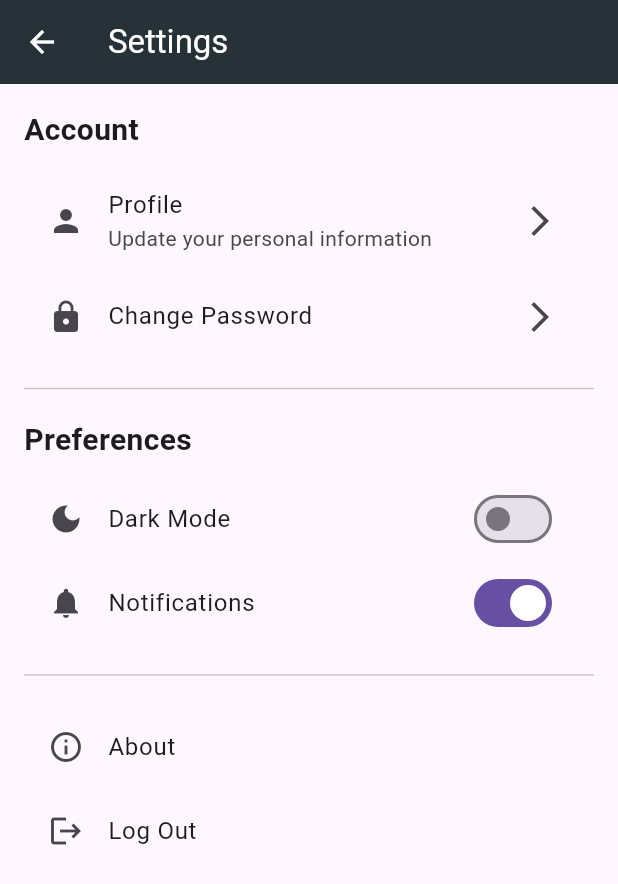
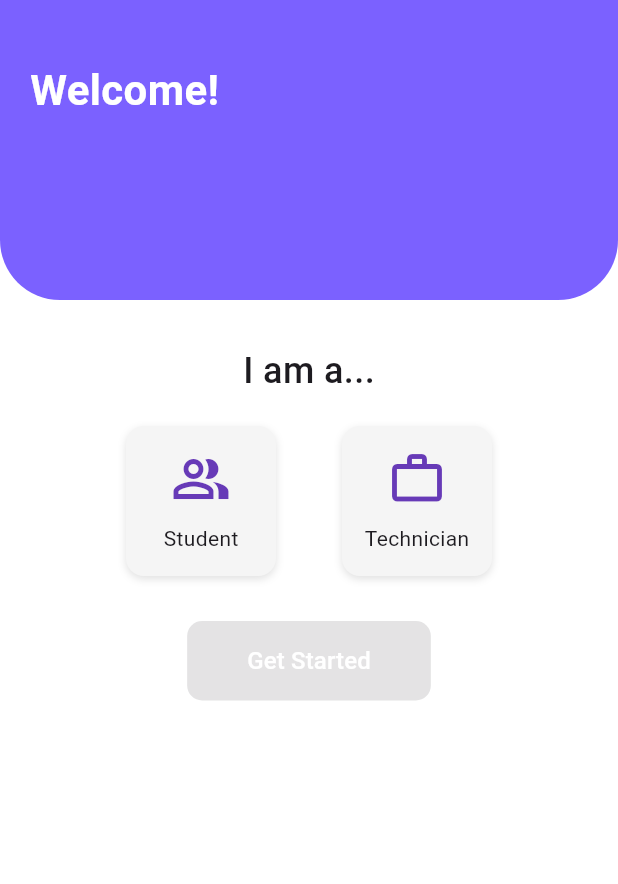
Before and after one commit to Dalmanski/flutter_application_1, a Flutter app: the SettingsPage screen opened directly, after a tap on "Log Out", on a phone screen of 412 x 824 dp. Shown: the top 884 px of the screen. Run offline on Flutter 3.47's test engine with Material 3 defaults, Android fonts, the phone set to English and light mode, and no system bars; our stand-ins replace cloud_firestore, firebase_core, js, qr_flutter; missing offline and left inert: dart:html, dart:js_util; accounts and stored records are empty; network calls fail.

Commit message:
modified:   lib/home.dart 	modified:   lib/main.dart 	modified:   lib/register_pc.dart 	modified:   lib/settings.dart 	new file:   lib/welcome_page.dart

```diff
--- a/lib/register_pc.dart
+++ b/lib/register_pc.dart
@@ -1,7 +1,7 @@
 import 'package:flutter/material.dart';
 import 'package:cloud_firestore/cloud_firestore.dart';
 import 'package:intl/intl.dart';
-import 'package:qr_flutter/qr_flutter.dart'; // 🛑 Add qr_flutter to pubspec.yaml
+import 'package:qr_flutter/qr_flutter.dart';
 
 class CreatePCPage extends StatefulWidget {
   const CreatePCPage({super.key});
--- a/lib/settings.dart
+++ b/lib/settings.dart
@@ -1,70 +1,176 @@
 import 'package:flutter/material.dart';
+import 'welcome_page.dart';
 
-class SettingsPage extends StatelessWidget {
+class SettingsPage extends StatefulWidget {
   const SettingsPage({super.key});
+
+  @override
+  State<SettingsPage> createState() => _SettingsPageState();
+}
+
+class _SettingsPageState extends State<SettingsPage> {
+  bool isDarkMode = false;
 
   @override
   Widget build(BuildContext context) {
     return Scaffold(
-      appBar: AppBar(
-        title: const Text('Settings'),
-        backgroundColor: Colors.blueGrey[900],
-        foregroundColor: Colors.white,
-      ),
-      body: ListView(
-        padding: const EdgeInsets.all(16),
-        children: [
-          const Text(
-            'Account',
-            style: TextStyle(fontSize: 20, fontWeight: FontWeight.bold),
-          ),
-          const SizedBox(height: 10),
-          ListTile(
-            leading: const Icon(Icons.person),
-            title: const Text('Profile'),
-            subtitle: const Text('Update your personal information'),
-            trailing: const Icon(Icons.arrow_forward_ios),
-            onTap: () {},
-          ),
-          ListTile(
-            leading: const Icon(Icons.lock),
-            title: const Text('Change Password'),
-            trailing: const Icon(Icons.arrow_forward_ios),
-            onTap: () {},
-          ),
-          const Divider(height: 40),
-          const Text(
-            'Preferences',
-            style: TextStyle(fontSize: 20, fontWeight: FontWeight.bold),
-          ),
-          const SizedBox(height: 10),
-          SwitchListTile(
-            title: const Text('Dark Mode'),
-            value: false,
-            onChanged: (bool value) {},
-            secondary: const Icon(Icons.dark_mode),
-          ),
-          SwitchListTile(
-            title: const Text('Notifications'),
-            value: true,
-            onChanged: (bool value) {},
-            secondary: const Icon(Icons.notifications),
-          ),
-          const Divider(height: 40),
-          ListTile(
-            leading: const Icon(Icons.info_outline),
-            title: const Text('About'),
-            onTap: () {},
-          ),
-          ListTile(
-            leading: const Icon(Icons.logout),
-            title: const Text('Log Out'),
-            onTap: () {
-              // Handle logout
-            },
-          ),
-        ],
+      backgroundColor: const Color(0xFFECE6FC),
+      body: SafeArea(
+        child: Column(
+          children: [
+            Container(
+              padding: const EdgeInsets.symmetric(horizontal: 20, vertical: 25),
+              decoration: const BoxDecoration(
+                color: Color(0xFF7B61FF),
+                borderRadius: BorderRadius.vertical(
+                  bottom: Radius.circular(30),
+                ),
+              ),
+              child: Row(
+                children: const [
+                  Icon(Icons.settings, color: Colors.white, size: 28),
+                  SizedBox(width: 10),
+                  Text(
+                    "Settings",
+                    style: TextStyle(
+                      fontSize: 24,
+                      color: Colors.white,
+                      fontWeight: FontWeight.bold,
+                    ),
+                  ),
+                ],
+              ),
+            ),
+
+            const SizedBox(height: 20),
+
+            // User Role Card
+            Padding(
+              padding: const EdgeInsets.symmetric(horizontal: 20),
+              child: Container(
+                decoration: BoxDecoration(
+                  color: const Color(0xFF7B61FF),
+                  borderRadius: BorderRadius.circular(16),
+                ),
+                padding: const EdgeInsets.symmetric(
+                  horizontal: 16,
+                  vertical: 18,
+                ),
+                child: Row(
+                  children: const [
+                    Icon(Icons.person, color: Colors.white, size: 30),
+                    SizedBox(width: 12),
+                    Expanded(
+                      child: Text(
+                        "Student",
+                        style: TextStyle(
+                          color: Colors.white,
+                          fontSize: 18,
+                          fontWeight: FontWeight.w600,
+                        ),
+                      ),
+                    ),
+                    Icon(
+                      Icons.arrow_forward_ios,
+                      color: Colors.white,
+                      size: 16,
+                    ),
+                  ],
+                ),
+              ),
+            ),
+
+            const SizedBox(height: 20),
+
+            // Settings Cards
+            Expanded(
+              child: ListView(
+                padding: const EdgeInsets.symmetric(horizontal: 20),
+                children: [
+                  _buildSettingsCard([
+                    _buildListTile(Icons.school, "Student", onTap: () {}),
+                    _buildListTile(
+                      Icons.display_settings,
+                      "Display",
+                      onTap: () {},
+                    ),
+                    _buildSwitchTile(Icons.dark_mode, "Dark Mode", isDarkMode, (
+                      val,
+                    ) {
+                      setState(() {
+                        isDarkMode = val;
+                      });
+                    }),
+                  ]),
+                  const SizedBox(height: 16),
+                  _buildSettingsCard([
+                    _buildListTile(Icons.help_outline, "FAQ", onTap: () {}),
+                    _buildListTile(
+                      Icons.mail_outline,
+                      "Contact Us",
+                      onTap: () {},
+                    ),
+                  ]),
+                  const SizedBox(height: 16),
+                  _buildSettingsCard([
+                    _buildListTile(
+                      Icons.logout,
+                      "Log Out",
+                      onTap: () {
+                        Navigator.pushAndRemoveUntil(
+                          context,
+                          MaterialPageRoute(
+                            builder: (_) => const WelcomePage(),
+                          ),
+                          (route) => false,
+                        );
+                      },
+                    ),
+                  ]),
+                  const SizedBox(height: 20),
+                ],
+              ),
+            ),
+          ],
+        ),
       ),
     );
   }
+
+  Widget _buildSettingsCard(List<Widget> children) {
+    return Container(
+      decoration: BoxDecoration(
+        color: Colors.white,
+        borderRadius: BorderRadius.circular(20),
+        boxShadow: const [
+          BoxShadow(color: Colors.black12, blurRadius: 6, offset: Offset(0, 2)),
+        ],
+      ),
+      child: Column(children: children),
+    );
+  }
+
+  Widget _buildListTile(IconData icon, String title, {VoidCallback? onTap}) {
+    return ListTile(
+      leading: Icon(icon, color: const Color(0xFF7B61FF)),
+      title: Text(title),
+      trailing: const Icon(Icons.arrow_forward_ios, size: 16),
+      onTap: onTap,
+    );
+  }
+
+  Widget _buildSwitchTile(
+    IconData icon,
+    String title,
+    bool value,
+    ValueChanged<bool> onChanged,
+  ) {
+    return SwitchListTile(
+      secondary: Icon(icon, color: const Color(0xFF7B61FF)),
+      title: Text(title),
+      value: value,
+      onChanged: onChanged,
+      activeColor: const Color(0xFF7B61FF),
+    );
+  }
 }
--- /dev/null
+++ b/lib/welcome_page.dart
@@ -0,0 +1,409 @@
+import 'package:flutter/material.dart';
+import 'package:cloud_firestore/cloud_firestore.dart';
+import 'package:firebase_core/firebase_core.dart';
+import 'main.dart';
+
+void main() async {
+  WidgetsFlutterBinding.ensureInitialized();
+  await Firebase.initializeApp();
+  runApp(const MyApp());
+}
+
+class MyApp extends StatelessWidget {
+  const MyApp({super.key});
+  @override
+  Widget build(BuildContext context) {
+    return MaterialApp(
+      title: 'Role Selection Demo',
+      debugShowCheckedModeBanner: false,
+      home: const WelcomePage(),
+    );
+  }
+}
+
+class WelcomePage extends StatefulWidget {
+  const WelcomePage({super.key});
+
+  @override
+  State<WelcomePage> createState() => _WelcomePageState();
+}
+
+class _WelcomePageState extends State<WelcomePage> {
+  String? selectedRole;
+
+  void _handleGetStarted() {
+    if (selectedRole == "Student") {
+      showDialog(
+        context: context,
+        builder: (_) => const StudentConfirmationDialog(),
+      );
+    } else if (selectedRole == "Technician") {
+      Navigator.push(
+        context,
+        MaterialPageRoute(builder: (_) => const TechnicianLoginPage()),
+      );
+    }
+  }
+
+  @override
+  Widget build(BuildContext context) {
+    return Scaffold(
+      backgroundColor: Colors.white,
+      body: Column(
+        children: [
+          Container(
+            width: double.infinity,
+            height: 200,
+            decoration: const BoxDecoration(
+              color: Color(0xFF7B61FF),
+              borderRadius: BorderRadius.only(
+                bottomLeft: Radius.circular(40),
+                bottomRight: Radius.circular(40),
+              ),
+            ),
+            child: const SafeArea(
+              child: Padding(
+                padding: EdgeInsets.only(left: 20, top: 40),
+                child: Text(
+                  'Welcome!',
+                  style: TextStyle(
+                    fontSize: 28,
+                    color: Colors.white,
+                    fontWeight: FontWeight.bold,
+                  ),
+                ),
+              ),
+            ),
+          ),
+          const SizedBox(height: 30),
+          const Text(
+            "I am a...",
+            style: TextStyle(fontSize: 24, fontWeight: FontWeight.w500),
+          ),
+          const SizedBox(height: 20),
+          Padding(
+            padding: const EdgeInsets.symmetric(horizontal: 40),
+            child: Row(
+              mainAxisAlignment: MainAxisAlignment.spaceEvenly,
+              children: [
+                _buildRoleCard("Student", Icons.people_alt_outlined),
+                _buildRoleCard("Technician", Icons.work_outline),
+              ],
+            ),
+          ),
+          const SizedBox(height: 30),
+          ElevatedButton(
+            onPressed: selectedRole != null ? _handleGetStarted : null,
+            style: ElevatedButton.styleFrom(
+              backgroundColor: Colors.green,
+              padding: const EdgeInsets.symmetric(horizontal: 40, vertical: 15),
+              shape: RoundedRectangleBorder(
+                borderRadius: BorderRadius.circular(10),
+              ),
+            ),
+            child: const Text(
+              'Get Started',
+              style: TextStyle(fontSize: 16, color: Colors.white),
+            ),
+          ),
+        ],
+      ),
+    );
+  }
+
+  Widget _buildRoleCard(String role, IconData icon) {
+    final isSelected = selectedRole == role;
+    return GestureDetector(
+      onTap: () {
+        setState(() {
+          selectedRole = role;
+        });
+      },
+      child: Container(
+        width: 100,
+        height: 100,
+        decoration: BoxDecoration(
+          color: isSelected ? Colors.deepPurple[100] : Colors.grey[100],
+          borderRadius: BorderRadius.circular(12),
+          boxShadow: const [
+            BoxShadow(
+              color: Colors.black12,
+              blurRadius: 4,
+              offset: Offset(0, 2),
+            ),
+          ],
+        ),
+        child: Column(
+          mainAxisAlignment: MainAxisAlignment.center,
+          children: [
+            Icon(icon, size: 40, color: Colors.deepPurple),
+            const SizedBox(height: 10),
+            Text(role),
+          ],
+        ),
+      ),
+    );
+  }
+}
+
+class StudentConfirmationDialog extends StatelessWidget {
+  const StudentConfirmationDialog({super.key});
+
+  @override
+  Widget build(BuildContext context) {
+    return AlertDialog(
+      backgroundColor: Colors.white,
+      shape: RoundedRectangleBorder(borderRadius: BorderRadius.circular(16)),
+      content: Column(
+        mainAxisSize: MainAxisSize.min,
+        children: [
+          const Icon(Icons.warning_amber_rounded, size: 48, color: Colors.red),
+          const SizedBox(height: 10),
+          const Text(
+            "Are you sure?",
+            style: TextStyle(fontSize: 20, fontWeight: FontWeight.bold),
+          ),
+          const SizedBox(height: 10),
+          const Text(
+            "You will not be able to change your role later",
+            textAlign: TextAlign.center,
+          ),
+          const SizedBox(height: 20),
+          Row(
+            mainAxisAlignment: MainAxisAlignment.spaceEvenly,
+            children: [
+              ElevatedButton(
+                onPressed: () {
+                  Navigator.pushReplacement(
+                    context,
+                    MaterialPageRoute(
+                      builder: (context) => const SchoolComputerTrackingApp(),
+                    ),
+                  );
+                },
+                style: ElevatedButton.styleFrom(
+                  backgroundColor: Colors.green,
+                  padding: const EdgeInsets.symmetric(horizontal: 16),
+                ),
+                child: const Text(
+                  "Yes, Proceed",
+                  style: TextStyle(color: Colors.white),
+                ),
+              ),
+              ElevatedButton(
+                onPressed: () => Navigator.pop(context),
+                style: ElevatedButton.styleFrom(
+                  backgroundColor: Colors.red,
+                  padding: const EdgeInsets.symmetric(horizontal: 16),
+                ),
+                child: const Text(
+                  "No, Go Back",
+                  style: TextStyle(color: Colors.white),
+                ),
+              ),
+            ],
+          ),
+        ],
+      ),
+    );
+  }
+}
+
+// -------------------- Technician Login Page --------------------
+
+class TechnicianLoginPage extends StatefulWidget {
+  const TechnicianLoginPage({super.key});
+
+  @override
+  State<TechnicianLoginPage> createState() => _TechnicianLoginPageState();
+}
+
+class _TechnicianLoginPageState extends State<TechnicianLoginPage> {
+  final TextEditingController _usernameController = TextEditingController();
+  final TextEditingController _passwordController = TextEditingController();
+  bool _isLoading = false;
+
+  Future<void> _attemptLogin() async {
+    final username = _usernameController.text.trim();
+    final password = _passwordController.text.trim();
+
+    if (username.isEmpty || password.isEmpty) {
+      ScaffoldMessenger.of(context).showSnackBar(
+        const SnackBar(content: Text("Please fill in both fields")),
+      );
+      return;
+    }
+
+    setState(() => _isLoading = true);
+
+    try {
+      final query = await FirebaseFirestore.instance.collection('users').get();
+      final match =
+          query.docs.where((doc) {
+            final data = doc.data();
+            return data['username'] == username &&
+                data['password'] == password &&
+                data['role'] == "technician";
+          }).toList();
+
+      if (match.isNotEmpty) {
+        ScaffoldMessenger.of(
+          context,
+        ).showSnackBar(const SnackBar(content: Text("Login successful")));
+        Navigator.pushReplacement(
+          context,
+          MaterialPageRoute(builder: (_) => const SchoolComputerTrackingApp()),
+        );
+      } else {
+        ScaffoldMessenger.of(
+          context,
+        ).showSnackBar(const SnackBar(content: Text("Invalid credentials")));
+      }
+    } catch (e) {
+      ScaffoldMessenger.of(
+        context,
+      ).showSnackBar(SnackBar(content: Text("Login failed: $e")));
+    } finally {
+      setState(() => _isLoading = false);
+    }
+  }
+
+  @override
+  Widget build(BuildContext context) {
+    return Scaffold(
+      body: Container(
+        decoration: const BoxDecoration(
+          gradient: LinearGradient(
+            colors: [Color(0xFF7B61FF), Color(0xFFBBA9FF)],
+            begin: Alignment.topCenter,
+            end: Alignment.bottomCenter,
+          ),
+        ),
+        child: SafeArea(
+          child: Column(
+            children: [
+              const SizedBox(height: 30),
+              const Text(
+                "Welcome!",
+                style: TextStyle(
+                  fontSize: 28,
+                  color: Colors.white,
+                  fontWeight: FontWeight.bold,
+                ),
+              ),
+              const SizedBox(height: 30),
+              Expanded(
+                child: Center(
+                  child: Container(
+                    margin: const EdgeInsets.symmetric(horizontal: 20),
+                    padding: const EdgeInsets.all(20),
+                    decoration: BoxDecoration(
+                      color: Colors.white.withOpacity(0.2),
+                      borderRadius: BorderRadius.circular(20),
+                    ),
+                    child: Column(
+                      mainAxisSize: MainAxisSize.min,
+                      children: [
+                        const Icon(
+                          Icons.work_outline,
+                          size: 40,
+                          color: Colors.white,
+                        ),
+                        const SizedBox(height: 10),
+                        const Text(
+                          "Technician",
+                          style: TextStyle(
+                            fontSize: 22,
+                            color: Colors.white,
+                            fontWeight: FontWeight.w500,
+                          ),
+                        ),
+                        const SizedBox(height: 20),
+                        _buildInputField(
+                          controller: _usernameController,
+                          icon: Icons.person,
+                          hint: "Username",
+                          obscureText: false,
+                        ),
+                        const SizedBox(height: 10),
+                        _buildInputField(
+                          controller: _passwordController,
+                          icon: Icons.vpn_key,
+                          hint: "Password",
+                          obscureText: true,
+                        ),
+                        const SizedBox(height: 20),
+                        ElevatedButton(
+                          onPressed: _isLoading ? null : _attemptLogin,
+                          style: ElevatedButton.styleFrom(
+                            backgroundColor: Colors.green,
+                            padding: const EdgeInsets.symmetric(
+                              horizontal: 50,
+                              vertical: 12,
+                            ),
+                          ),
+                          child:
+                              _isLoading
+                                  ? const CircularProgressIndicator(
+                                    color: Colors.white,
+                                  )
+                                  : const Text(
+                                    "Log In",
+                                    style: TextStyle(color: Colors.white),
+                                  ),
+                        ),
+                      ],
+                    ),
+                  ),
+                ),
+              ),
+              Container(
+                width: double.infinity,
+                padding: const EdgeInsets.all(16),
+                decoration: const BoxDecoration(
+                  color: Colors.white,
+                  borderRadius: BorderRadius.vertical(top: Radius.circular(20)),
+                ),
+                child: TextButton(
+                  onPressed: () => Navigator.pop(context),
+                  child: const Text(
+                    "Go Back",
+                    style: TextStyle(color: Colors.deepPurple),
+                  ),
+                ),
+              ),
+            ],
+          ),
+        ),
+      ),
+    );
+  }
+
+  Widget _buildInputField({
+    required TextEditingController controller,
+    required IconData icon,
+    required String hint,
+    required bool obscureText,
+  }) {
+    return TextField(
+      controller: controller,
+      obscureText: obscureText,
+      style: const TextStyle(color: Colors.white),
+      decoration: InputDecoration(
+        hintText: hint,
+        hintStyle: const TextStyle(color: Colors.white70),
+        prefixIcon: Icon(icon, color: Colors.white),
+        filled: true,
+        fillColor: Colors.white.withOpacity(0.1),
+        enabledBorder: OutlineInputBorder(
+          borderRadius: BorderRadius.circular(30),
+          borderSide: BorderSide(color: Colors.white.withOpacity(0.5)),
+        ),
+        focusedBorder: OutlineInputBorder(
+          borderRadius: BorderRadius.circular(30),
+          borderSide: BorderSide(color: Colors.white.withOpacity(0.8)),
+        ),
+      ),
+    );
+  }
+}
```
Also changed, not shown: lib/home.dart (+4 -9 lines), lib/main.dart (+0 -14 lines).
